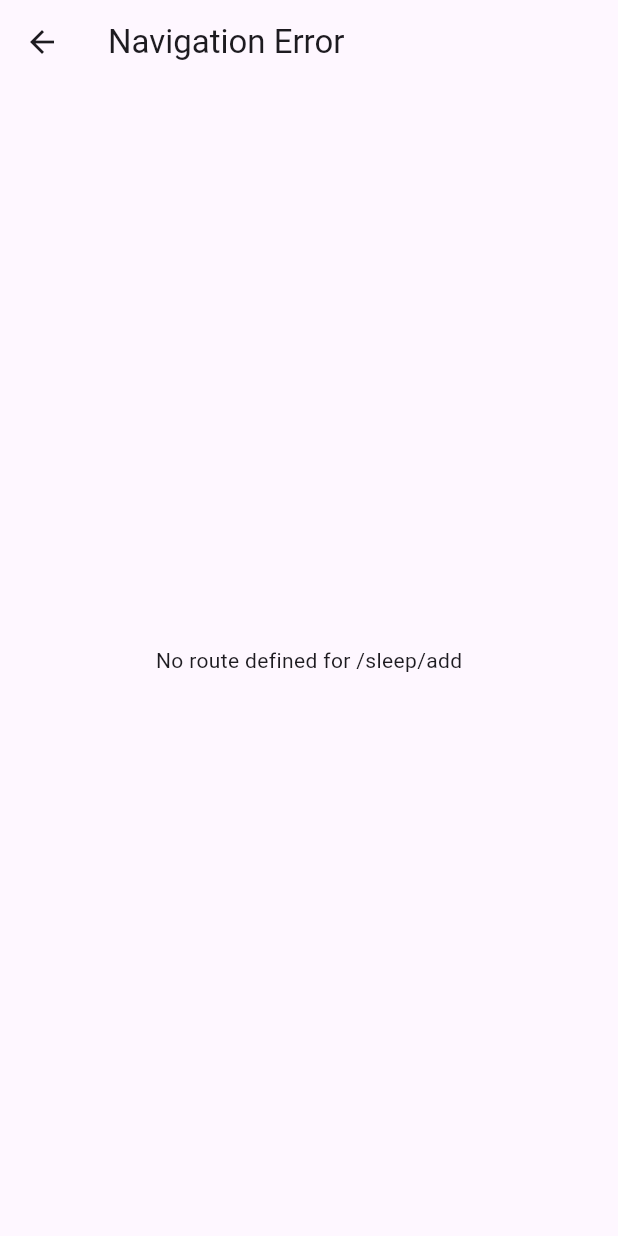
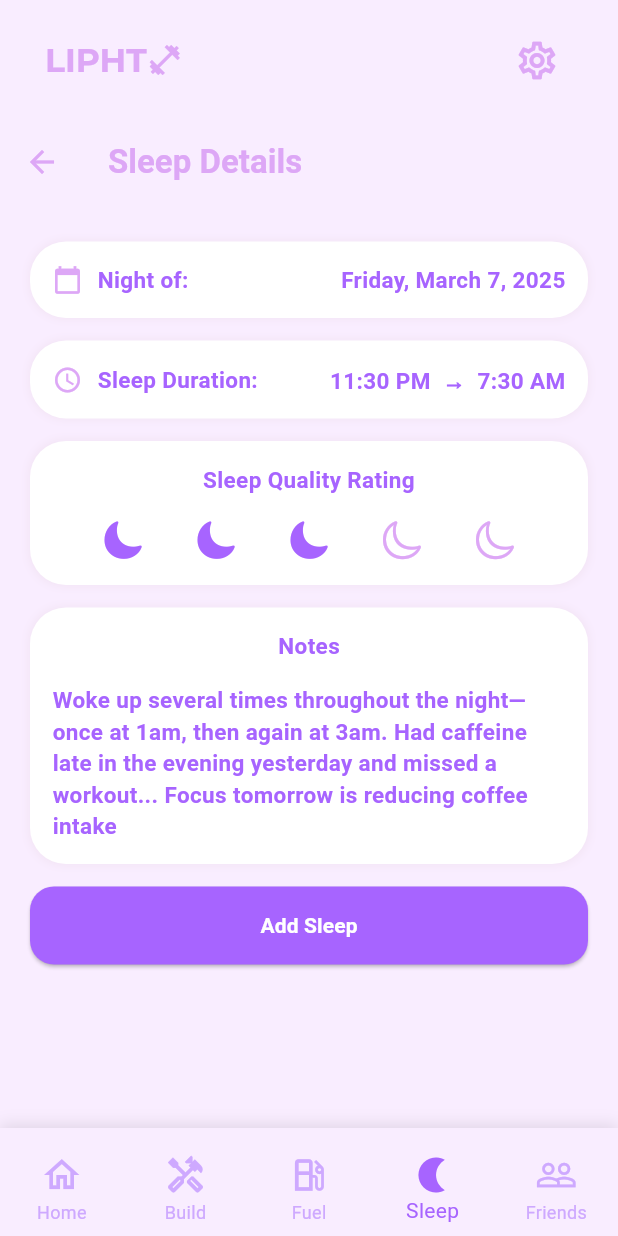
Before and after one commit to maynguyen26/lipht, a Flutter app: the MainLayout screen opened by its route, item 4 of the bottom bar chosen, after a tap on "+ Add Sleep", on a phone screen of 412 x 824 dp. Run offline on Flutter 3.47's test engine with Material 3 defaults, Android fonts, the phone set to English and light mode, and no system bars; our stand-ins replace cloud_firestore, connectivity_plus, firebase_auth, firebase_core, fl_chart, google_sign_in and 1 more; accounts and stored records are empty; project files that could hold a hidden picture were left out.

Commit message:
added ui for 'add sleep' page

```diff
--- /dev/null
+++ b/lib/features/sleep/screens/add_sleep.dart
@@ -0,0 +1,204 @@
+import 'package:flutter/cupertino.dart';
+import 'package:flutter/material.dart';
+
+class AddSleepScreen extends StatelessWidget {
+  const AddSleepScreen({Key? key}) : super(key: key);
+
+  @override
+  Widget build (BuildContext context){
+
+    // scaffold is basic skeleton that we use to lay everything else out
+    // gives you appbar (top of screen, title or back button)
+    // body (main part of screen where all your content goes)
+    // floating action button if you want it
+    // drawer (side menu that slides in from the left)
+    // bottom navbar
+    // without scaffold you'd have to build all of this from scratch
+    return Scaffold(
+
+      backgroundColor: const Color(0xFFF9EDFF),
+
+      appBar: AppBar(
+        // shows back arrow on the left if there's a route to go back to
+        automaticallyImplyLeading: true,
+        backgroundColor: const Color(0xFFF9EDFF),
+        elevation: 0,
+        title: const Text(
+          'Sleep Details',
+          style: TextStyle(
+            color: Color(0xFFDDA7F6),
+            fontWeight: FontWeight.bold,
+          ),
+        ),
+        leading: IconButton(
+          icon: const Icon(Icons.arrow_back),
+          color: const Color(0xFFDDA7F6),
+          onPressed: () {
+            Navigator.of(context).pop();
+          },
+        ),
+      ),
+
+
+
+
+      // body can have column/row for laying widgets vertically or horizontally
+      // listview to make scrollable content
+      // center to center a widget
+      // stack to put widgets on top of each other
+      // padding to add space around
+      body: Padding(
+        padding: EdgeInsets.symmetric(horizontal: 20, vertical: 10),
+        // child: widget that you put inside another widget
+        // container, padding, center accept a child
+        // columns and rows accept children
+        child: Column (
+          // cross axis alignment controls how children are aligned in direction perpendicular to main axis
+          crossAxisAlignment: CrossAxisAlignment.start,
+          children: [
+            _infoCard(
+              title: "Night of:",
+              content: "Friday, March 7, 2025",
+              icon: Icons.calendar_today,
+            ),
+            _infoCard(
+              title: "Sleep Duration:",
+              content: "11:30 PM  →  7:30 AM",
+              icon: Icons.schedule,
+            ),
+
+            // rate your sleep
+            Container (
+              margin: const EdgeInsets.only(top: 15),
+              padding: const EdgeInsets.all(15),
+
+              decoration: BoxDecoration(
+                color: Colors.white,
+                borderRadius: BorderRadius.circular(24),
+                boxShadow: [
+                  BoxShadow(color: Colors.purple.shade50, blurRadius: 4, spreadRadius: 1)],
+              ),
+
+              child: Column (
+                mainAxisSize: MainAxisSize.min,
+                children: [
+                  const Text(
+                    "Sleep Quality Rating",
+                    style: TextStyle(fontSize: 15, fontWeight: FontWeight.w600, color: Color(0xFFA764FF)),
+                    textAlign: TextAlign.center,
+                  ),
+
+                  const SizedBox(height: 15),
+
+                  Row(
+                    mainAxisAlignment: MainAxisAlignment.spaceEvenly,
+                    children: const [
+                      Icon(CupertinoIcons.moon_fill, size: 30, color: Color(0xFFA764FF)), // "😞" equivalent
+                      Icon(CupertinoIcons.moon_fill, size: 30, color: Color(0xFFA764FF)),     // "😕" equivalent
+                      Icon(CupertinoIcons.moon_fill, size: 30, color: Color(0xFFA764FF)), // "😐" equivalent (or a neutral face)
+                      Icon(CupertinoIcons.moon, size: 30, color: Color(0xFFDDA7F6)),    // "🙂" equivalent
+                      Icon(CupertinoIcons.moon, size: 30, color: Color(0xFFDDA7F6)),
+                    ],
+                  ),
+
+                ],)
+            ),
+
+            //notes
+            Container (
+              margin: const EdgeInsets.only(top: 15),
+              padding: const EdgeInsets.all(15),
+
+              decoration: BoxDecoration(
+                color: Colors.white,
+                borderRadius: BorderRadius.circular(24),
+                boxShadow: [
+                  BoxShadow(color: Colors.purple.shade50, blurRadius: 4, spreadRadius: 1)],
+              ),
+
+              child: Column (
+                mainAxisSize: MainAxisSize.min,
+                children: [
+                  Text(
+                    "Notes",
+                    style: TextStyle(fontSize: 15, fontWeight: FontWeight.w600, color: Color(0xFFA764FF)),
+                    textAlign: TextAlign.left,
+                  ),
+
+                  const SizedBox(height: 15),
+
+                  Text(
+                    "Woke up several times throughout the night—once at 1am, then again at 3am. Had caffeine late in the evening yesterday and missed a workout... Focus tomorrow is reducing coffee intake",
+                    style: TextStyle(fontSize: 15, fontWeight: FontWeight.w600, color: Color(0xFFA764FF)),
+                    textAlign: TextAlign.left,
+                  ),
+
+                ],)
+            ),
+
+            Container(
+              margin: const EdgeInsets.only(top: 15),
+              child: SizedBox(
+                width: double.infinity,
+                child: ElevatedButton(
+                  onPressed: () {},
+                  style: ElevatedButton.styleFrom(
+                    backgroundColor: const Color(0xFFA764FF),
+                    shape: RoundedRectangleBorder(
+                      borderRadius: BorderRadius.circular(16),
+                    ),
+                    padding: const EdgeInsets.symmetric(vertical: 16),
+                  ),
+                  child: const Text(
+                    "Add Sleep",
+                    style: TextStyle(
+                      color: Colors.white,
+                      fontWeight: FontWeight.w600,
+                      fontSize: 14,
+                    ),
+                  ),
+                ),
+              ),
+            ),
+
+
+          ]
+        ),
+      ),
+    );
+  }
+
+}
+
+Widget _infoCard({required String title, required String content, required IconData icon}) {
+
+  return Container (
+    // padding between cards
+    margin: const EdgeInsets.only(top: 15),
+    // padding within cards
+    padding: const EdgeInsets.all(15),
+
+    decoration: BoxDecoration(
+      color: Colors.white,
+      borderRadius: BorderRadius.circular(24),
+      boxShadow: [
+        BoxShadow(color: Colors.purple.shade50, blurRadius: 4, spreadRadius: 1)],
+    ),
+    child: Row (
+      children: [
+        Icon(icon, color: Color(0xFFDDA7F6), size: 20),
+        const SizedBox(width: 10),
+        Text(
+          title,
+          style: TextStyle(fontSize: 15, fontWeight: FontWeight.w600, color: Color(0xFFA764FF)),
+        ),
+        const Spacer(),
+        Text(
+          content,
+          style: TextStyle(fontSize: 15, fontWeight: FontWeight.w600, color: Color(0xFFA764FF)),
+        ),
+      ],)
+
+  );
+
+}
--- a/lib/features/sleep/screens/sleep_screen.dart
+++ b/lib/features/sleep/screens/sleep_screen.dart
@@ -3,6 +3,9 @@ import 'package:provider/provider.dart';
 import 'package:lipht/providers/auth_provider.dart';
 import 'package:lipht/routes/routes.dart';
 import 'package:fl_chart/fl_chart.dart';
+import 'package:lipht/features/sleep/screens/add_sleep.dart';
+import 'package:lipht/presentation/screens/main_layout.dart';
+
 
 class SleepScreen extends StatelessWidget {
   const SleepScreen({Key? key}) : super(key: key);
@@ -131,7 +134,12 @@ class SleepScreen extends StatelessWidget {
                   ),
                   ElevatedButton(
                     onPressed: () {
-                      Navigator.of(context).pushNamed(Routes.addSleep);
+                      Navigator.of(context).push(
+                        MaterialPageRoute(builder: (_) => MainLayout(
+                          currentIndex: 3,
+                          child: AddSleepScreen()
+                        )),
+                      );
                     },
                     style: ElevatedButton.styleFrom(
                       backgroundColor: Colors.white,
--- a/lib/presentation/screens/main_layout.dart
+++ b/lib/presentation/screens/main_layout.dart
@@ -133,7 +133,9 @@ class _MainLayoutState extends State<MainLayout> {
       HomeScreen(),
       _buildBuildTabWithAnimation(),
       FuelScreen(),
-      SleepScreen(),
+      widget.currentIndex == 3 && widget.child != null
+        ? widget.child!
+        : SleepScreen(),
       FriendsScreen(),
     ];
 
```
Also changed, not shown: pubspec.lock, 1 other file.
